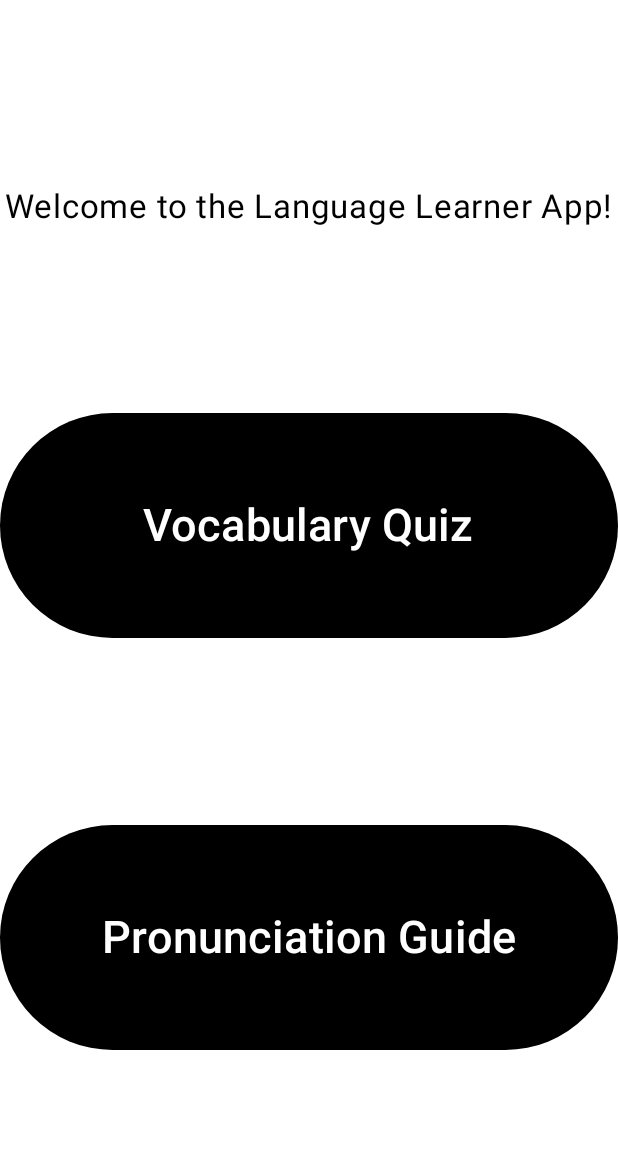
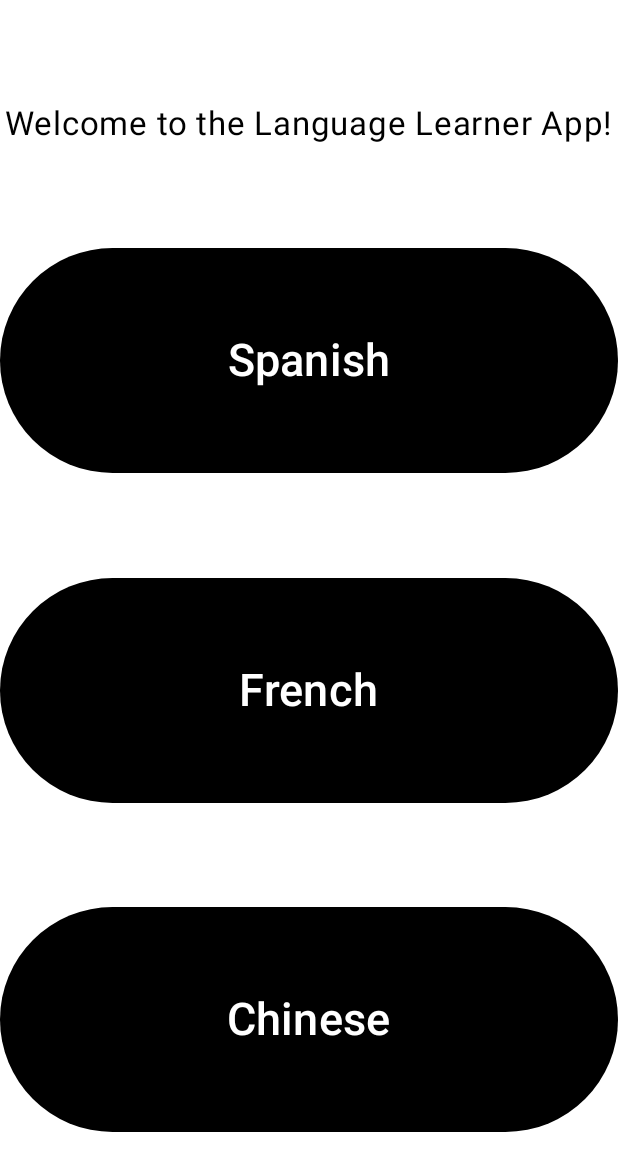
Before and after one commit to Slapicola/Language-Learning-App, an Android app built with Jetpack Compose: the screen it shows after launch (MainActivity), on a phone screen of 412 x 824 dp. Shown: the top 1171 px of the screen. Run offline under Robolectric (Android 15) with nearby library versions, the phone set to English and light mode, and no system bars.

Commit message:
Attempting to add more languages

```diff
--- a/app/src/main/java/com/example/learninglanguageapp/MainActivity.kt
+++ b/app/src/main/java/com/example/learninglanguageapp/MainActivity.kt
@@ -70,6 +70,33 @@ fun Greeting(modifier: Modifier = Modifier) {
     )
 }
 
+//--------------Buttons------------------------
+@Composable
+fun SpanishButton(onClick: () -> Unit) {
+    FilledTonalButton(onClick =  { onClick() }, modifier = Modifier.size(width = 500.dp, height = 150.dp),
+        colors = ButtonDefaults.buttonColors(containerColor = Color.Black,
+            contentColor = Color.White)) {
+        Text("Spanish", fontSize = 30.sp)
+    }
+}
+@Composable
+fun FrenchButton(onClick: () -> Unit) {
+    FilledTonalButton(onClick =  { onClick() }, modifier = Modifier.size(width = 500.dp, height = 150.dp),
+        colors = ButtonDefaults.buttonColors(containerColor = Color.Black,
+            contentColor = Color.White)) {
+        Text("French", fontSize = 30.sp)
+    }
+}
+
+@Composable
+fun ChineseButton(onClick: () -> Unit) {
+    FilledTonalButton(onClick =  { onClick() }, modifier = Modifier.size(width = 500.dp, height = 150.dp),
+        colors = ButtonDefaults.buttonColors(containerColor = Color.Black,
+            contentColor = Color.White)) {
+        Text("Chinese", fontSize = 30.sp)
+    }
+}
+
 @Composable
 fun VocabQuizButton(onClick: () -> Unit) {
     FilledTonalButton(onClick =  { onClick() }, modifier = Modifier.size(width = 500.dp, height = 150.dp),
@@ -104,15 +131,23 @@ fun LanguageLearningAppScreens() {
 
     when (currentScreen) {
         "home" -> HomeScreen(
-            onQuizClick = {
-                currentScreen = "quiz"
-            },
-            onPronunciationClick = {
-                currentScreen = "pronunciation"
-            }
+            onSpanishClick = {currentScreen = "spanishMenu"},
+            onFrenchClick = {currentScreen = "frenchMenu"},
+            onChineseClick = {currentScreen = "chineseMenu"}
+
+//            onQuizClick = {
+//                currentScreen = "quiz"
+//            },
+//            onPronunciationClick = {
+//                currentScreen = "pronunciation"
+//            }
         )
+        "spanishMenu" -> LanguageMenuScreen(languageName = "Spanish",
+            onQuizClick = {currentScreen = "spanishQuiz"},
+            onPronunciationClick = {currentScreen = "spanishGuide"},
+            onBackClick = {currentScreen = "home"})
 
-        "quiz" -> QuizScreen(onBackClick = {
+        "spanishQuiz" -> QuizScreen(onBackClick = {
             currentScreen = "home"
         })
         "pronunciation" -> PronunciationScreen(onBackClick = {
@@ -122,18 +157,32 @@ fun LanguageLearningAppScreens() {
 }
 
 @Composable
-fun HomeScreen(
-    onQuizClick: () -> Unit,
-    onPronunciationClick: () -> Unit) {
-
-
+fun HomeScreen(onSpanishClick: () -> Unit,
+               onFrenchClick: () -> Unit,
+               onChineseClick: () -> Unit) {
     Column (modifier = Modifier.fillMaxSize().background(color = Color.White),
         verticalArrangement = Arrangement.SpaceEvenly,
     horizontalAlignment = Alignment.CenterHorizontally){
         Greeting()
-        VocabQuizButton {onQuizClick()}
-        PronunciationButton {onPronunciationClick()}
+        SpanishButton {onSpanishClick()}
+        FrenchButton {onFrenchClick() }
+        ChineseButton { onChineseClick() }
     }
+}
+
+@Composable
+fun LanguageMenuScreen(languageName: String,
+                       onQuizClick: () -> Unit,
+                       onPronunciationClick: () -> Unit,
+                       onBackClick: () -> Unit) {
+    Column {
+        Text(languageName)
+        BackButton { onBackClick() }
+        VocabQuizButton { onQuizClick() }
+        PronunciationButton { onPronunciationClick() }
+    }
+
+
 }
 
 @Composable
```
